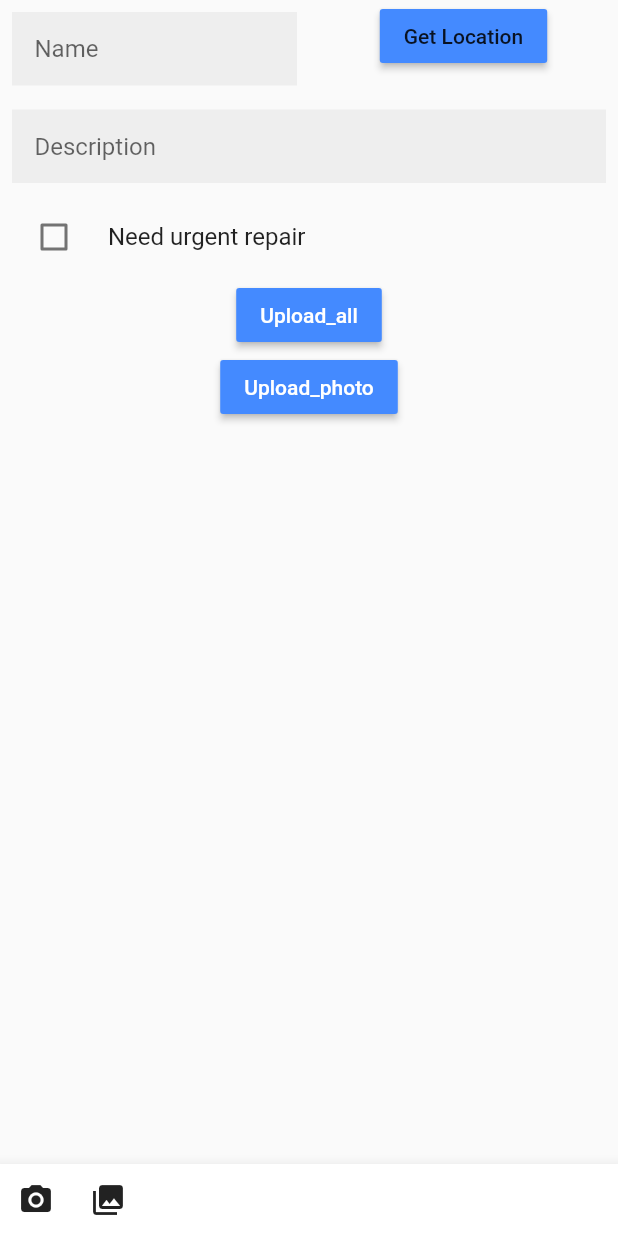
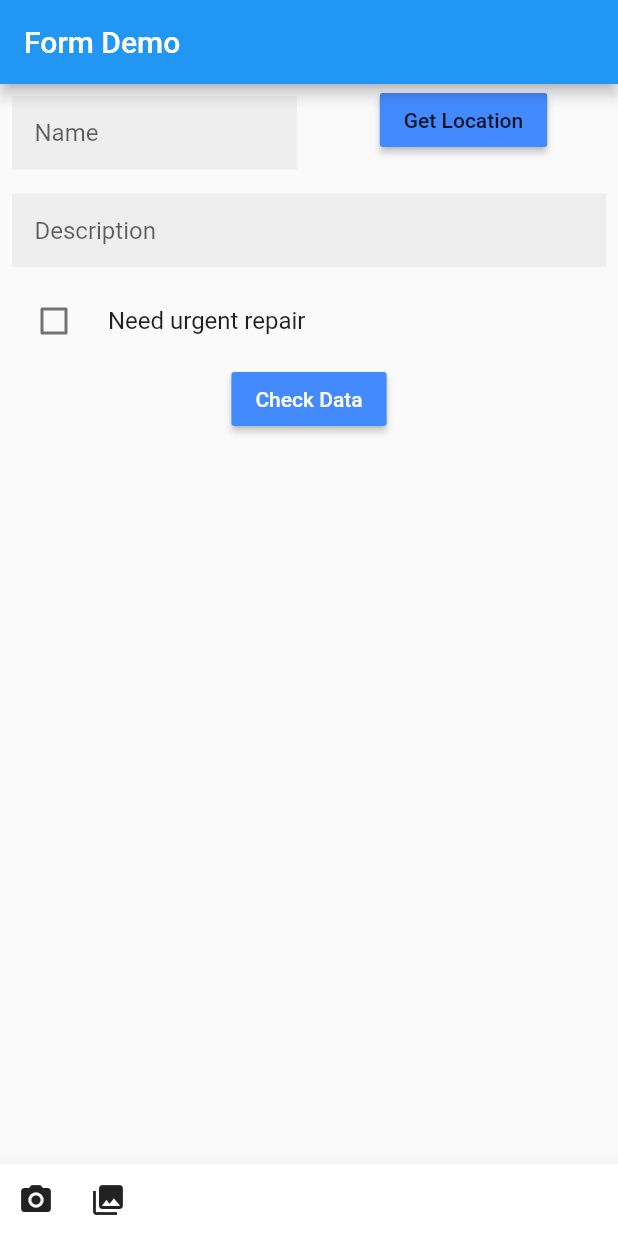
Before and after one commit to DeltaEcho192/train-app, a Flutter app: the TestForm screen opened directly, on a phone screen of 412 x 824 dp. Run offline on Flutter 3.47's test engine with Material 2 defaults, Android fonts, the phone set to English and light mode, and no system bars; our stand-ins replace firebase_storage, geolocator, image_cropper, image_picker, validators; accounts and stored records are empty.

Commit message:
Added logic to buttons. WIP Rebuilding app after upload

```diff
--- a/lib/database.dart
+++ b/lib/database.dart
@@ -1,9 +1,11 @@
 import 'package:cloud_firestore/cloud_firestore.dart';
 import 'package:flutter/material.dart';
 import 'model.dart';
+import 'main.dart';
 
 class DataAdder extends StatefulWidget {
   Model model;
+  TestForm testForm;
 
   DataAdder({Key key, this.model}) : super(key: key);
   createState() => _DataState();
@@ -29,6 +31,7 @@ class _DataState extends State<DataAdder> {
             new FlatButton(
                 onPressed: () {
                   Navigator.of(context).pop();
+                  AppBuilder.of(context).rebuild();
                 },
                 child: new Text("Close"))
           ],
@@ -41,7 +44,7 @@ class _DataState extends State<DataAdder> {
   @override
   Widget build(BuildContext context) {
     return FlatButton.icon(
-      label: Text('Upload to Data To database'),
+      label: Text('Upload Information'),
       icon: Icon(Icons.cloud_upload),
       onPressed: _uploadData,
     );
--- a/lib/form-test.dart
+++ /dev/null
@@ -1,320 +0,0 @@
-import 'dart:io';
-import 'package:geolocator/geolocator.dart';
-import 'package:flutter/material.dart';
-import 'package:validators/validators.dart' as validator;
-import 'package:firebase_storage/firebase_storage.dart';
-import 'model.dart';
-import 'result.dart';
-import 'database.dart';
-import 'package:flutter/widgets.dart';
-import 'package:image_cropper/image_cropper.dart';
-import 'package:image_picker/image_picker.dart';
-
-void main() => runApp(MyApp());
-
-class MyApp extends StatelessWidget {
-  @override
-  Widget build(BuildContext context) {
-    return MaterialApp(
-      home: Scaffold(
-        appBar: AppBar(
-          title: Text('Form Demo'),
-        ),
-        body: TestForm(),
-      ),
-    );
-  }
-}
-
-class TestForm extends StatefulWidget {
-  @override
-  _TestFormState createState() => _TestFormState();
-}
-
-class _TestFormState extends State<TestForm> {
-  final _formKey = GlobalKey<FormState>();
-  File _imageFile;
-  String locWorking;
-  Model model = Model();
-
-  Future<void> _getLocation() async {
-    Position position = await Geolocator()
-        .getCurrentPosition(desiredAccuracy: LocationAccuracy.high);
-    print(position.toString());
-    setState(() {
-      model.location = position.toString();
-    });
-  }
-
-  Future<void> _pickImage(ImageSource source) async {
-    File selected = await ImagePicker.pickImage(source: source);
-
-    setState(() {
-      _imageFile = selected;
-      String fileName = 'images/${DateTime.now()}.png';
-      model.picName = fileName;
-    });
-  }
-
-  @override
-  Widget build(BuildContext context) {
-    final halfMediaWidth = MediaQuery.of(context).size.width / 2.0;
-    model.checkBox = false;
-    return Scaffold(
-      body: Form(
-        key: _formKey,
-        child: Column(
-          children: <Widget>[
-            Container(
-              alignment: Alignment.topCenter,
-              child: Row(
-                crossAxisAlignment: CrossAxisAlignment.start,
-                children: <Widget>[
-                  Container(
-                    alignment: Alignment.topCenter,
-                    width: halfMediaWidth,
-                    child: MyTextFormField(
-                      hintText: 'Name',
-                      validator: (String value) {
-                        if (value.isEmpty) {
-                          return 'Enter your first name';
-                        }
-                        return null;
-                      },
-                      onSaved: (String value) {
-                        model.firstName = value;
-                      },
-                    ),
-                  ),
-                  Container(
-                      alignment: Alignment.topCenter,
-                      width: halfMediaWidth,
-                      child: RaisedButton(
-                          color: Colors.blueAccent,
-                          onPressed: () {
-                            _getLocation();
-                          },
-                          child: Text("Get Location")))
-                ],
-              ),
-            ),
-            MyTextFormField(
-              hintText: 'Description',
-              validator: (String value) {
-                if (value.isEmpty) {
-                  return 'Please Enter Description';
-                }
-                return null;
-              },
-              onSaved: (String value) {
-                model.email = value;
-              },
-            ),
-            StatefulBuilder(
-              builder: (context, setState) => CheckboxListTile(
-                title: Text("Need urgent repair"),
-                value: model.checkBox,
-                onChanged: (bool newValue) {
-                  setState(() {
-                    model.checkBox = newValue;
-                  });
-                },
-                controlAffinity:
-                    ListTileControlAffinity.leading, //  <-- leading Checkbox
-              ),
-            ),
-            RaisedButton(
-              color: Colors.blueAccent,
-              onPressed: () {
-                if (_formKey.currentState.validate()) {
-                  print(locWorking);
-                  _formKey.currentState.save();
-                  if (model.location == null) {
-                    print("No location");
-
-                    setState(() {
-                      model.dataCheck = false;
-                    });
-                    print(model.dataCheck);
-                    showDialog(
-                        context: context,
-                        builder: (context) => AlertDialog(
-                              title: new Text("Error"),
-                              content:
-                                  new Text("No location has been picked up"),
-                              actions: <Widget>[
-                                new FlatButton(
-                                    onPressed: () {
-                                      Navigator.of(context).pop();
-                                    },
-                                    child: new Text("Close"))
-                              ],
-                            ));
-                  } else {
-                    print("All checks passed...");
-                    setState(() {
-                      model.dataCheck = true;
-                    });
-
-                    print(model.dataCheck);
-                  }
-                }
-              },
-              child: Text(
-                'Upload_all',
-                style: TextStyle(
-                  color: Colors.white,
-                ),
-              ),
-            ),
-            RaisedButton(
-              color: Colors.blueAccent,
-              onPressed: () {
-                String fileName = 'images/${DateTime.now()}.png';
-                model.picName = fileName;
-                showDialog(
-                    context: context,
-                    builder: (context) => Uploader(
-                          file: _imageFile,
-                          fileName: fileName,
-                        ));
-              },
-              child: Text(
-                'Upload_photo',
-                style: TextStyle(
-                  color: Colors.white,
-                ),
-              ),
-            ),
-            if (_imageFile != null) ...[
-              Uploader(
-                file: _imageFile,
-                fileName: model.picName,
-              ),
-            ],
-            if (model.dataCheck == true) ...[
-              DataAdder(model: this.model),
-            ],
-          ],
-        ),
-      ),
-      bottomNavigationBar: BottomAppBar(
-        child: Row(
-          children: <Widget>[
-            IconButton(
-              icon: Icon(Icons.photo_camera),
-              onPressed: () => _pickImage(ImageSource.camera),
-            ),
-            IconButton(
-              icon: Icon(Icons.photo_library),
-              onPressed: () => _pickImage(ImageSource.gallery),
-            ),
-          ],
-        ),
-      ),
-    );
-  }
-}
-
-class MyTextFormField extends StatelessWidget {
-  final String hintText;
-  final Function validator;
-  final Function onSaved;
-  final bool isPassword;
-  final bool isEmail;
-  MyTextFormField({
-    this.hintText,
-    this.validator,
-    this.onSaved,
-    this.isPassword = false,
-    this.isEmail = false,
-  });
-  @override
-  Widget build(BuildContext context) {
-    return Padding(
-      padding: EdgeInsets.all(8.0),
-      child: TextFormField(
-        decoration: InputDecoration(
-          hintText: hintText,
-          contentPadding: EdgeInsets.all(15.0),
-          border: InputBorder.none,
-          filled: true,
-          fillColor: Colors.grey[200],
-        ),
-        obscureText: isPassword ? true : false,
-        validator: validator,
-        onSaved: onSaved,
-        keyboardType: isEmail ? TextInputType.emailAddress : TextInputType.text,
-      ),
-    );
-  }
-}
-
-class Uploader extends StatefulWidget {
-  final File file;
-  final String fileName;
-
-  Uploader({Key key, this.file, this.fileName}) : super(key: key);
-  createState() => _UploaderState();
-}
-
-class _UploaderState extends State<Uploader> {
-  final FirebaseStorage _storage =
-      FirebaseStorage(storageBucket: 'gs://train-app-287911.appspot.com');
-
-  StorageUploadTask _uploadTask;
-
-  /// Starts an upload task
-  void _startUpload() {
-    /// Unique file name for the file
-
-    setState(() {
-      _uploadTask = _storage.ref().child(widget.fileName).putFile(widget.file);
-    });
-  }
-
-  @override
-  Widget build(BuildContext context) {
-    if (_uploadTask != null) {
-      /// Manage the task state and event subscription with a StreamBuilder
-      return StreamBuilder<StorageTaskEvent>(
-          stream: _uploadTask.events,
-          builder: (_, snapshot) {
-            var event = snapshot?.data?.snapshot;
-
-            double progressPercent = event != null
-                ? event.bytesTransferred / event.totalByteCount
-                : 0;
-
-            return Column(
-              children: [
-                if (_uploadTask.isComplete) Text('Upload Complete...'),
-
-                if (_uploadTask.isPaused)
-                  FlatButton(
-                    child: Icon(Icons.play_arrow),
-                    onPressed: _uploadTask.resume,
-                  ),
-
-                if (_uploadTask.isInProgress)
-                  FlatButton(
-                    child: Icon(Icons.pause),
-                    onPressed: _uploadTask.pause,
-                  ),
-
-                // Progress bar
-                LinearProgressIndicator(value: progressPercent),
-                Text('${(progressPercent * 100).toStringAsFixed(2)} % '),
-              ],
-            );
-          });
-    } else {
-      // Allows user to decide when to start the upload
-      return FlatButton.icon(
-        label: Text('Upload to Firebase'),
-        icon: Icon(Icons.cloud_upload),
-        onPressed: _startUpload,
-      );
-    }
-  }
-}
--- a/lib/model.dart
+++ b/lib/model.dart
@@ -8,11 +8,13 @@ class Model {
   String location;
   bool checkBox;
   String picName;
+  bool picCheck;
   Model(
       {this.firstName,
       this.dataCheck,
       this.email,
       this.location,
       this.checkBox,
-      this.picName});
+      this.picName,
+      this.picCheck});
 }
```
Also changed, not shown: lib/main.dart (+62 -29 lines), 1 other file.
